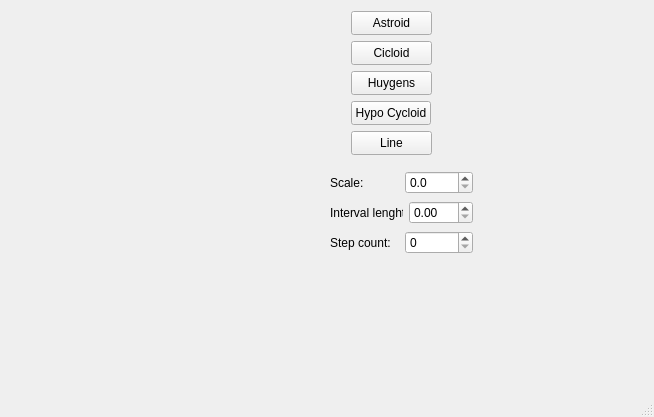
First picture: the form in mainwindow.ui, repository jetfire13/QtCurves-learning-, before the edit.
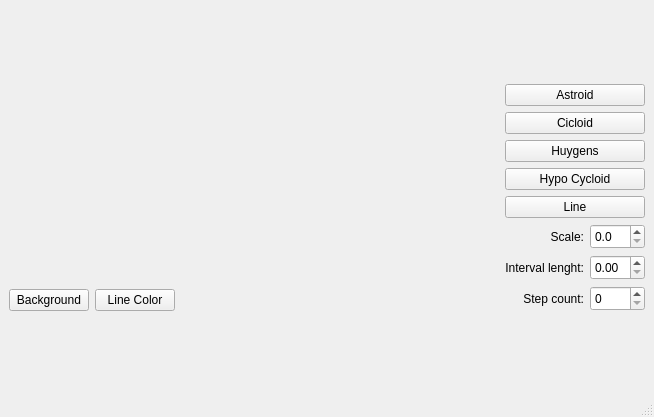
Second picture: the form after the edit. Custom widgets are drawn as their Qt base class.

Commit message: can change background and shape colors

Diff of the .ui file:
```diff
--- a/mainwindow.ui
+++ b/mainwindow.ui
@@ -14,90 +14,83 @@
    <string>MainWindow</string>
   </property>
   <widget class="QWidget" name="centralwidget">
-   <widget class="RenderArea" name="renderArea" native="true">
-    <property name="geometry">
-     <rect>
-      <x>10</x>
-      <y>10</y>
-      <width>231</width>
-      <height>192</height>
-     </rect>
-    </property>
-   </widget>
-   <widget class="QPushButton" name="btnLine">
-    <property name="geometry">
-     <rect>
-      <x>351</x>
-      <y>131</y>
-      <width>81</width>
-      <height>24</height>
-     </rect>
-    </property>
+   <layout class="QGridLayout" name="gridLayout">
+    <item row="0" column="0">
+     <layout class="QVBoxLayout" name="verticalLayout_3">
+      <item>
+       <widget class="RenderArea" name="renderArea" native="true"/>
+      </item>
+      <item>
+       <layout class="QHBoxLayout" name="horizontalLayout_4">
+        <item>
+         <widget class="QPushButton" name="btnBackground">
+          <property name="text">
+           <string>Background</string>
+          </property>
+         </widget>
+        </item>
+        <item>
+         <widget class="QPushButton" name="btnLineColor">
     <property name="text">
-     <string>Line</string>
-    </property>
-   </widget>
-   <widget class="QPushButton" name="btnHypo">
-    <property name="geometry">
-     <rect>
-      <x>351</x>
-      <y>101</y>
-      <width>80</width>
-      <height>24</height>
-     </rect>
-    </property>
-    <property name="text">
-     <string>Hypo Cycloid</string>
-    </property>
-   </widget>
+           <string>Line Color</string>
+          </property>
+         </widget>
+        </item>
+        <item>
+         <spacer name="horizontalSpacer">
+          <property name="orientation">
+           <enum>Qt::Horizontal</enum>
+          </property>
+          <property name="sizeHint" stdset="0">
+           <size>
+            <width>40</width>
+            <height>20</height>
+           </size>
+          </property>
+         </spacer>
+        </item>
+       </layout>
+      </item>
+     </layout>
+    </item>
+    <item row="0" column="1">
+     <layout class="QVBoxLayout" name="verticalLayout_2">
+      <item>
    <widget class="QPushButton" name="btnAstroid">
-    <property name="geometry">
-     <rect>
-      <x>351</x>
-      <y>11</y>
-      <width>81</width>
-      <height>24</height>
-     </rect>
-    </property>
     <property name="text">
      <string>Astroid</string>
     </property>
    </widget>
+      </item>
+      <item>
    <widget class="QPushButton" name="btnCycloid">
-    <property name="geometry">
-     <rect>
-      <x>351</x>
-      <y>41</y>
-      <width>81</width>
-      <height>24</height>
-     </rect>
-    </property>
     <property name="text">
      <string>Cicloid</string>
     </property>
    </widget>
+      </item>
+      <item>
    <widget class="QPushButton" name="btnHuygensCycloid">
-    <property name="geometry">
-     <rect>
-      <x>351</x>
-      <y>71</y>
-      <width>81</width>
-      <height>24</height>
-     </rect>
-    </property>
     <property name="text">
      <string>Huygens</string>
     </property>
    </widget>
-   <widget class="QWidget" name="">
-    <property name="geometry">
-     <rect>
-      <x>330</x>
-      <y>170</y>
-      <width>143</width>
-      <height>86</height>
-     </rect>
-    </property>
+      </item>
+      <item>
+       <widget class="QPushButton" name="btnHypo">
+        <property name="text">
+         <string>Hypo Cycloid</string>
+        </property>
+       </widget>
+      </item>
+      <item>
+       <widget class="QPushButton" name="btnLine">
+        <property name="text">
+         <string>Line</string>
+        </property>
+       </widget>
+      </item>
+      <item>
     <layout class="QVBoxLayout" name="verticalLayout">
      <item>
       <layout class="QHBoxLayout" name="horizontalLayout">
@@ -106,10 +99,19 @@
          <property name="text">
           <string>Scale:</string>
          </property>
+            <property name="alignment">
+             <set>Qt::AlignRight|Qt::AlignTrailing|Qt::AlignVCenter</set>
+            </property>
         </widget>
        </item>
        <item>
         <widget class="QDoubleSpinBox" name="spinScale">
+            <property name="maximumSize">
+             <size>
+              <width>55</width>
+              <height>25</height>
+             </size>
+            </property>
          <property name="decimals">
           <number>1</number>
          </property>
@@ -127,10 +129,19 @@
          <property name="text">
           <string>Interval lenght:</string>
          </property>
+            <property name="alignment">
+             <set>Qt::AlignRight|Qt::AlignTrailing|Qt::AlignVCenter</set>
+            </property>
         </widget>
        </item>
        <item>
         <widget class="QDoubleSpinBox" name="spinInterval">
+            <property name="maximumSize">
+             <size>
+              <width>55</width>
+              <height>25</height>
+             </size>
+            </property>
          <property name="maximum">
           <double>100.000000000000000</double>
          </property>
@@ -148,10 +159,19 @@
          <property name="text">
           <string>Step count:</string>
          </property>
+            <property name="alignment">
+             <set>Qt::AlignRight|Qt::AlignTrailing|Qt::AlignVCenter</set>
+            </property>
         </widget>
        </item>
        <item>
         <widget class="QSpinBox" name="spinCount">
+            <property name="maximumSize">
+             <size>
+              <width>55</width>
+              <height>25</height>
+             </size>
+            </property>
          <property name="maximum">
           <number>512</number>
          </property>
@@ -163,7 +183,10 @@
       </layout>
      </item>
     </layout>
-   </widget>
+      </item>
+     </layout>
+    </item>
+   </layout>
   </widget>
   <widget class="QMenuBar" name="menubar">
    <property name="geometry">
```
Lines whose indentation alone changed are shown as unchanged. The commit also changes 4 other files.
